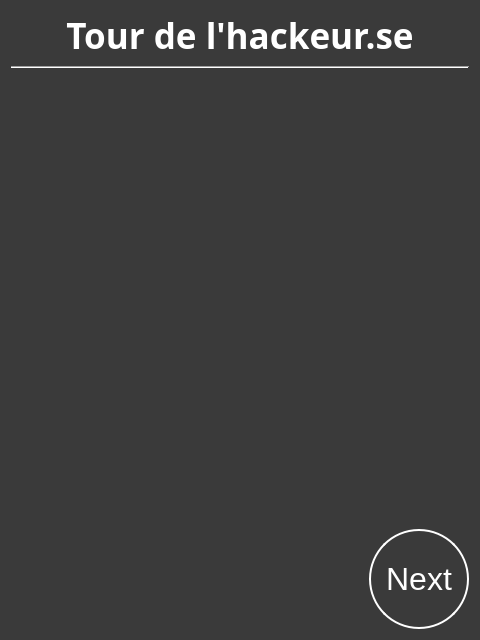
Before: the Qt Designer form SporzOBC-WAL/code/resources/Phases/Night/Hacker/turn.ui in Eben-Epi/SporzOBC, drawn with Qt 5.
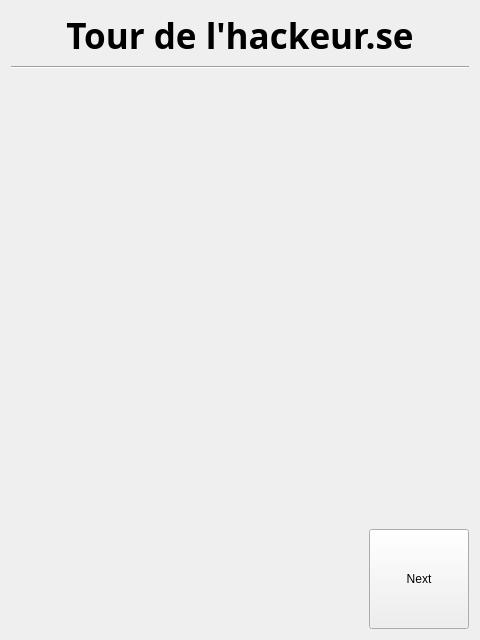
After: the same form once the commit is applied.

Commit message: Changed style management of application (will need to use scratchpad pour a lot of night ui views)

What changed in the file:
```diff
--- a/SporzOBC-WAL/code/resources/Phases/Night/Hacker/turn.ui
+++ b/SporzOBC-WAL/code/resources/Phases/Night/Hacker/turn.ui
@@ -13,23 +13,7 @@
   <property name="windowTitle">
    <string>Form</string>
   </property>
-  <property name="styleSheet">
-   <string notr="true">#HackerTurn {
-    background-color: rgb(58, 58, 58);;
-    }
-
-QLabel {
-	color:white;
-}
-
-QPushButton  {
-    border: 2px solid white;
-    background-color: rgb(58, 58, 58);
-    padding: 10px 10px;
-    font-size: 32px;
-	color:white;
-    border-radius: 50px;
-}</string>
+  <property name="styleSheet"><string notr="true"/>
   </property>
   <layout class="QGridLayout" name="gridLayout">
    <item row="0" column="0">
```
The commit also changes 109 other files.
